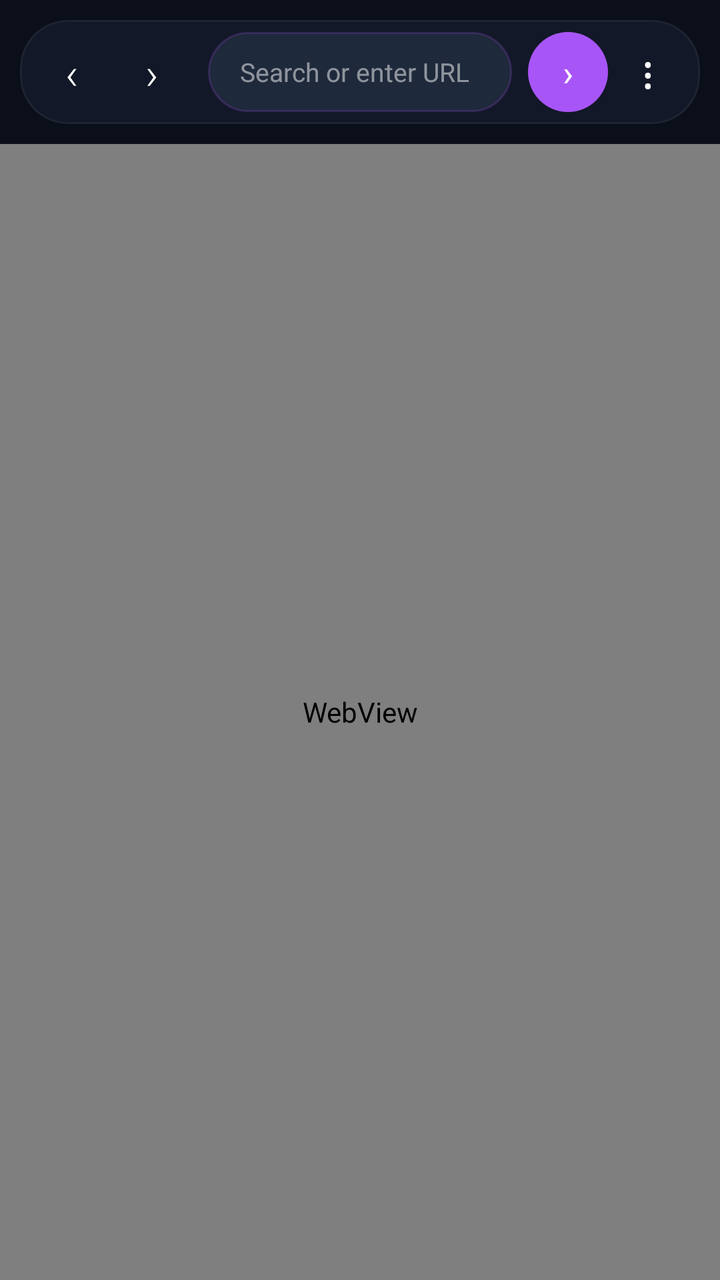
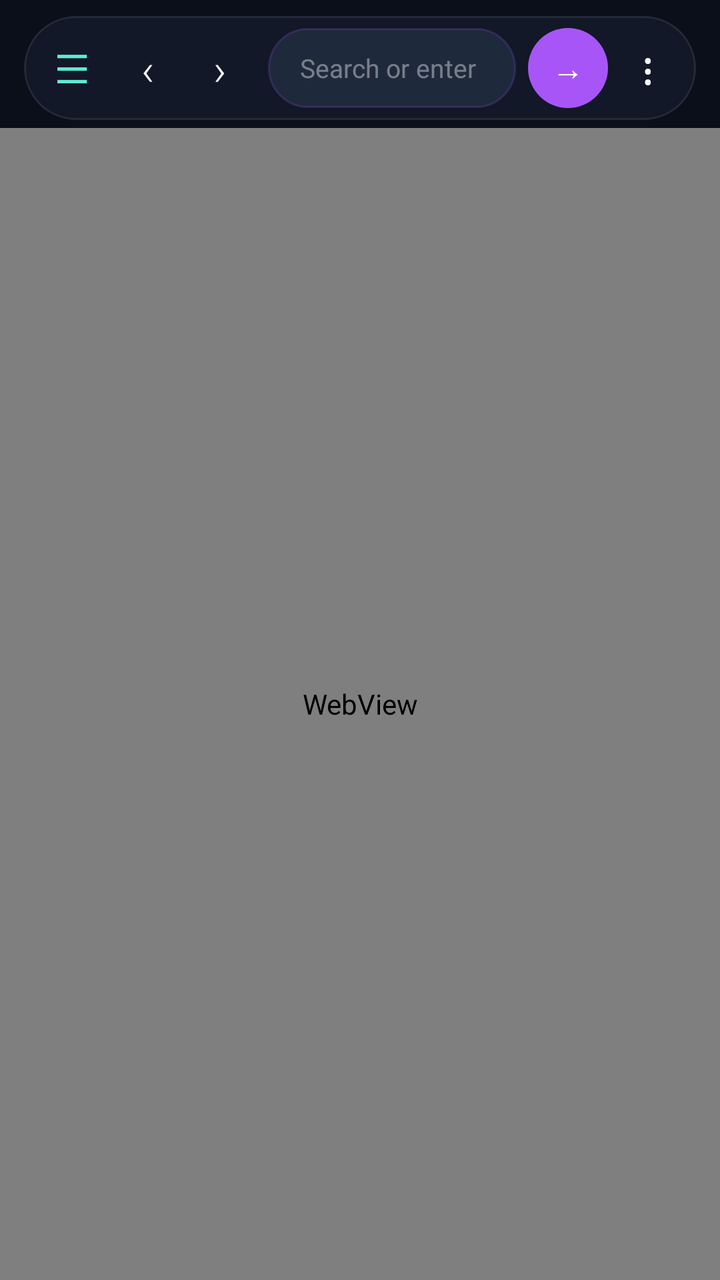

Before-and-after screenshots of an Android layout around one commit, followed by the original layout XML and the change that was made.
<!-- AndroidManifest.xml: application theme Theme.LightBrowser -->
<!-- res/layout/fragment_browser.xml -->
<?xml version="1.0" encoding="utf-8"?>
<LinearLayout xmlns:android="http://schemas.android.com/apk/res/android"
    xmlns:app="http://schemas.android.com/apk/res-auto"
    android:layout_width="match_parent"
    android:layout_height="match_parent"
    android:orientation="vertical"
    android:background="@color/bg_dark"
    android:fitsSystemWindows="false">

    
    <com.google.android.material.card.MaterialCardView
        android:id="@+id/toolbarCard"
        android:layout_width="match_parent"
        android:layout_height="wrap_content"
        android:layout_margin="10dp"
        app:cardCornerRadius="24dp"
        app:cardBackgroundColor="@color/surface"
        app:strokeColor="#0DFFFFFF"
        app:strokeWidth="1dp"
        app:cardElevation="0dp">

        <LinearLayout
            android:layout_width="match_parent"
            android:layout_height="52dp"
            android:orientation="horizontal"
            android:padding="6dp"
            android:gravity="center_vertical">

            <TextView
                android:id="@+id/btnBack"
                android:layout_width="40dp"
                android:layout_height="40dp"
                android:gravity="center"
                android:text="‹"
                android:textColor="@color/white"
                android:textSize="22sp"
                android:fontFamily="sans-serif-light"
                android:background="?attr/selectableItemBackgroundBorderless"/>

            <TextView
                android:id="@+id/btnForward"
                android:layout_width="40dp"
                android:layout_height="40dp"
                android:gravity="center"
                android:text="›"
                android:textColor="@color/white"
                android:textSize="22sp"
                android:fontFamily="sans-serif-light"
                android:background="?attr/selectableItemBackgroundBorderless"/>

            <EditText
                android:id="@+id/urlBar"
                android:layout_width="0dp"
                android:layout_height="40dp"
                android:layout_weight="1"
                android:layout_marginHorizontal="8dp"
                android:background="@drawable/bg_url_bar"
                android:hint="@string/hint_url"
                android:textColor="@color/white"
                android:textColorHint="#80FFFFFF"
                android:paddingHorizontal="16dp"
                android:singleLine="true"
                android:imeOptions="actionGo"
                android:inputType="textUri"
                android:textSize="13sp"
                android:fontFamily="sans-serif"
                android:elevation="0dp"/>

            <TextView
                android:id="@+id/btnGo"
                android:layout_width="40dp"
                android:layout_height="40dp"
                android:gravity="center"
                android:text="›"
                android:textColor="@color/white"
                android:background="@drawable/bg_btn_go"
                android:textSize="18sp"/>

            <TextView
                android:id="@+id/btnMore"
                android:layout_width="40dp"
                android:layout_height="40dp"
                android:gravity="center"
                android:text="⋮"
                android:textColor="@color/white"
                android:textSize="22sp"
                android:background="?attr/selectableItemBackgroundBorderless"/>
        </LinearLayout>
    </com.google.android.material.card.MaterialCardView>

    <ProgressBar
        android:id="@+id/progress"
        style="?android:attr/progressBarStyleHorizontal"
        android:layout_width="match_parent"
        android:layout_height="2dp"
        android:max="100"
        android:progressTint="@color/purple_500"
        android:progressBackgroundTint="#0DFFFFFF"
        android:visibility="gone"/>

    
    <WebView
        android:id="@+id/webView"
        android:layout_width="match_parent"
        android:layout_height="0dp"
        android:layout_weight="1"
        android:background="@color/bg_dark"
        android:fitsSystemWindows="false"/>
</LinearLayout>
<!-- resources referenced by this layout -->
<resources>
  <color name="bg_dark">#0B0F19</color>
  <color name="purple_500">#14B8A6</color>
  <color name="surface">#121827</color>
  <color name="white">#FFFFFF</color>
  <!-- drawable bg_btn_go (drawable) -->
  <shape xmlns:android="http://schemas.android.com/apk/res/android" android:shape="rectangle">
      <corners android:radius="20dp"/>
      <solid android:color="#A855F7"/>
  </shape>
  <!-- drawable bg_url_bar (drawable) -->
  <shape xmlns:android="http://schemas.android.com/apk/res/android" android:shape="rectangle">
      <corners android:radius="20dp"/>
      <solid android:color="#1E293B"/>
      <stroke android:width="1dp" android:color="#33A855F7"/>
  </shape>
  <string name="hint_url">Search or enter URL</string>
  <style name="Theme.LightBrowser" parent="Theme.Material3.DayNight.NoActionBar">
          <item name="colorPrimary">@color/teal_700</item>
          <item name="colorOnPrimary">@color/white</item>
          <item name="colorPrimaryContainer">@color/teal_200</item>
          <item name="colorOnPrimaryContainer">@color/black</item>
          <item name="colorSecondary">@color/teal_200</item>
          <item name="colorSecondaryContainer">@color/teal_700</item>
          <item name="colorSurface">@color/surface</item>
          <item name="colorSurfaceVariant">@color/surfaceVariant</item>
          <item name="colorOnSurface">@color/onSurface</item>
          <item name="colorOnSurfaceVariant">@color/onSurfaceVariant</item>
          <item name="colorOutline">@color/outline</item>
          <item name="android:statusBarColor">@android:color/transparent</item>
          <item name="android:navigationBarColor">@android:color/transparent</item>
          <item name="android:windowLightStatusBar">false</item>
          <item name="android:windowLightNavigationBar">false</item>
          <item name="bottomNavigationStyle">@style/Widget.LightBrowser.BottomNav</item>
          
          <item name="textAppearanceTitleLarge">@style/TextAppearance.LightBrowser.TitleLarge</item>
          <item name="textAppearanceBodyMedium">@style/TextAppearance.LightBrowser.Body</item>
      </style>
  <color name="teal_700">#0F766E</color>
  <color name="teal_200">#5EEAD4</color>
  <color name="black">#000000</color>
  <color name="surfaceVariant">#1E293B</color>
  <color name="onSurface">#F8FAFC</color>
  <color name="onSurfaceVariant">#94A3B8</color>
  <color name="outline">#334155</color>
  <style name="Widget.LightBrowser.BottomNav" parent="Widget.Material3.BottomNavigationView">
          <item name="android:background">@color/surface</item>
          <item name="itemIconTint">@color/bottom_nav_colors</item>
          <item name="itemTextColor">@color/bottom_nav_colors</item>
          <item name="itemActiveIndicatorStyle">@style/Widget.LightBrowser.Indicator</item>
      </style>
  <style name="TextAppearance.LightBrowser.TitleLarge" parent="TextAppearance.Material3.TitleLarge">
          <item name="android:fontFamily">sans-serif</item>
          <item name="android:textColor">@color/onSurface</item>
          <item name="android:letterSpacing">-0.02</item>
      </style>
  <style name="TextAppearance.LightBrowser.Body" parent="TextAppearance.Material3.BodyMedium">
          <item name="android:fontFamily">sans-serif</item>
          <item name="android:textColor">@color/onSurfaceVariant</item>
      </style>
  <style name="Widget.LightBrowser.Indicator" parent="Widget.Material3.BottomNavigationView.ActiveIndicator">
          <item name="android:color">@color/teal_200</item>
          <item name="shapeAppearance">@style/ShapeAppearance.Material3.SmallComponent</item>
      </style>
</resources>

<!-- the commit's change to res/layout/fragment_browser.xml (unified diff, before → after) -->
@@ -7,15 +7,16 @@
     android:background="@color/bg_dark"
     android:fitsSystemWindows="false">
 
-    
     <com.google.android.material.card.MaterialCardView
         android:id="@+id/toolbarCard"
         android:layout_width="match_parent"
         android:layout_height="wrap_content"
-        android:layout_margin="10dp"
-        app:cardCornerRadius="24dp"
+        android:layout_marginHorizontal="12dp"
+        android:layout_marginTop="8dp"
+        android:layout_marginBottom="4dp"
+        app:cardCornerRadius="28dp"
         app:cardBackgroundColor="@color/surface"
-        app:strokeColor="#0DFFFFFF"
+        app:strokeColor="#14FFFFFF"
         app:strokeWidth="1dp"
         app:cardElevation="0dp">
 
@@ -23,29 +24,43 @@
             android:layout_width="match_parent"
             android:layout_height="52dp"
             android:orientation="horizontal"
-            android:padding="6dp"
+            android:paddingHorizontal="4dp"
+            android:paddingVertical="4dp"
             android:gravity="center_vertical">
 
             <TextView
-                android:id="@+id/btnBack"
+                android:id="@+id/btnDrawer"
                 android:layout_width="40dp"
                 android:layout_height="40dp"
                 android:gravity="center"
+                android:text="☰"
+                android:textColor="@color/teal_200"
+                android:textSize="20sp"
+                android:contentDescription="@string/open_drawer"
+                android:background="?attr/selectableItemBackgroundBorderless"/>
+
+            <TextView
+                android:id="@+id/btnBack"
+                android:layout_width="36dp"
+                android:layout_height="40dp"
+                android:gravity="center"
                 android:text="‹"
-                android:textColor="@color/white"
+                android:textColor="@color/onSurface"
                 android:textSize="22sp"
                 android:fontFamily="sans-serif-light"
+                android:contentDescription="@string/action_back"
                 android:background="?attr/selectableItemBackgroundBorderless"/>
 
             <TextView
                 android:id="@+id/btnForward"
-                android:layout_width="40dp"
+                android:layout_width="36dp"
                 android:layout_height="40dp"
                 android:gravity="center"
                 android:text="›"
-                android:textColor="@color/white"
+                android:textColor="@color/onSurface"
                 android:textSize="22sp"
                 android:fontFamily="sans-serif-light"
+                android:contentDescription="@string/action_forward"
                 android:background="?attr/selectableItemBackgroundBorderless"/>
 
             <EditText
@@ -53,11 +68,11 @@
                 android:layout_width="0dp"
                 android:layout_height="40dp"
                 android:layout_weight="1"
-                android:layout_marginHorizontal="8dp"
+                android:layout_marginHorizontal="6dp"
                 android:background="@drawable/bg_url_bar"
                 android:hint="@string/hint_url"
                 android:textColor="@color/white"
-                android:textColorHint="#80FFFFFF"
+                android:textColorHint="#66FFFFFF"
                 android:paddingHorizontal="16dp"
                 android:singleLine="true"
                 android:imeOptions="actionGo"
@@ -71,10 +86,11 @@
                 android:layout_width="40dp"
                 android:layout_height="40dp"
                 android:gravity="center"
-                android:text="›"
+                android:text="→"
                 android:textColor="@color/white"
                 android:background="@drawable/bg_btn_go"
-                android:textSize="18sp"/>
+                android:textSize="16sp"
+                android:contentDescription="@string/action_go"/>
 
             <TextView
                 android:id="@+id/btnMore"
@@ -82,7 +98,7 @@
                 android:layout_height="40dp"
                 android:gravity="center"
                 android:text="⋮"
-                android:textColor="@color/white"
+                android:textColor="@color/onSurface"
                 android:textSize="22sp"
                 android:background="?attr/selectableItemBackgroundBorderless"/>
         </LinearLayout>
@@ -92,13 +108,13 @@
         android:id="@+id/progress"
         style="?android:attr/progressBarStyleHorizontal"
         android:layout_width="match_parent"
-        android:layout_height="2dp"
+        android:layout_height="3dp"
+        android:layout_marginHorizontal="12dp"
         android:max="100"
-        android:progressTint="@color/purple_500"
+        android:progressTint="@color/teal_500"
         android:progressBackgroundTint="#0DFFFFFF"
         android:visibility="gone"/>
 
-    
     <WebView
         android:id="@+id/webView"
         android:layout_width="match_parent"
<!-- resource entries referenced after the edit -->
@@ -1,7 +1,6 @@
 <!-- resources referenced by this layout -->
 <resources>
   <color name="bg_dark">#0B0F19</color>
-  <color name="purple_500">#14B8A6</color>
   <color name="surface">#121827</color>
   <color name="white">#FFFFFF</color>
   <!-- drawable bg_btn_go (drawable) -->
@@ -15,7 +14,11 @@
       <solid android:color="#1E293B"/>
       <stroke android:width="1dp" android:color="#33A855F7"/>
   </shape>
+  <string name="action_back">←</string>
+  <string name="action_forward">→</string>
+  <string name="action_go">Go</string>
   <string name="hint_url">Search or enter URL</string>
+  <string name="open_drawer">Open navigation drawer</string>
   <style name="Theme.LightBrowser" parent="Theme.Material3.DayNight.NoActionBar">
           <item name="colorPrimary">@color/teal_700</item>
           <item name="colorOnPrimary">@color/white</item>
@@ -39,6 +42,7 @@
       </style>
   <color name="teal_700">#0F766E</color>
   <color name="teal_200">#5EEAD4</color>
+  <color name="teal_500">#14B8A6</color>
   <color name="black">#000000</color>
   <color name="surfaceVariant">#1E293B</color>
   <color name="onSurface">#F8FAFC</color>
